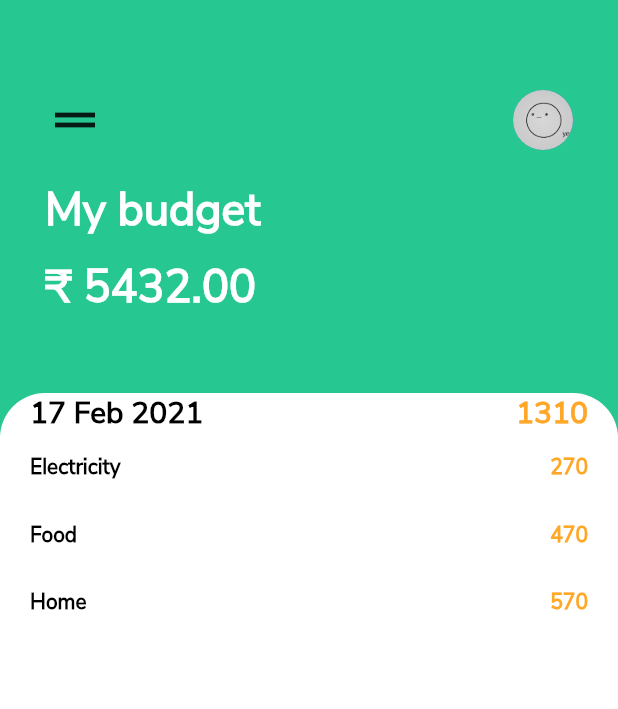
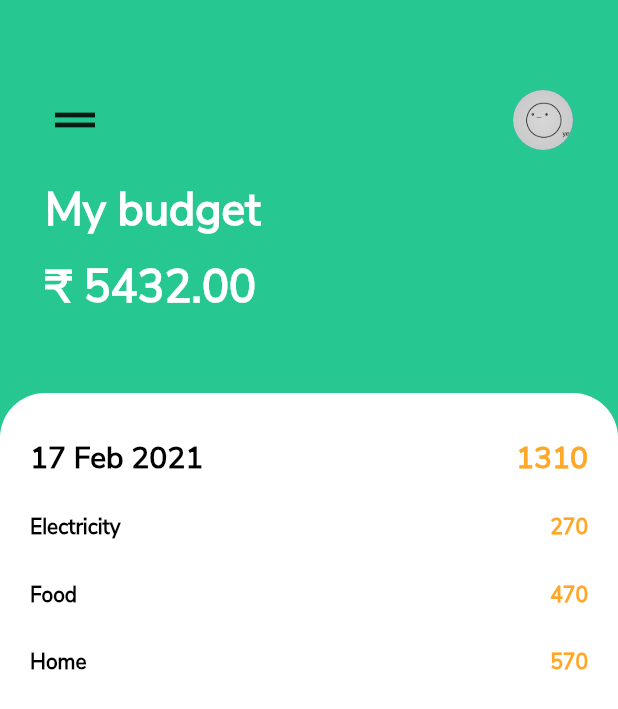
Before and after one commit to keertirajmalik/Pocket-Friend, a Flutter app: the screen it shows after launch, on a phone screen of 412 x 824 dp. Shown: the top 709 px of the screen. Run offline on Flutter 3.47's test engine with Material 2 defaults, Android fonts, the phone set to English and light mode, and no system bars.

Commit message:
added the spacing between the date and top of container

```diff
--- a/lib/screens/home_screen.dart
+++ b/lib/screens/home_screen.dart
@@ -61,7 +61,12 @@ class HomeScreen extends StatelessWidget {
                 ),
               ),
               child: Column(
-                children: [ExpenseTotalList(), ExpensesList()],
+                children: [
+                  SizedBox(height: 30.0),
+                  ExpenseTotalList(),
+                  SizedBox(height: 10.0),
+                  ExpensesList(),
+                ],
               ),
             ),
           ),
```
